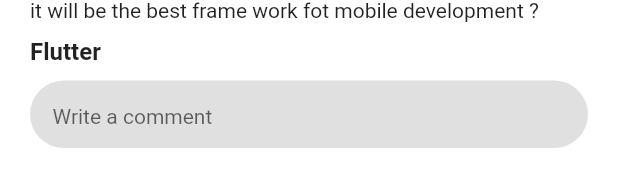
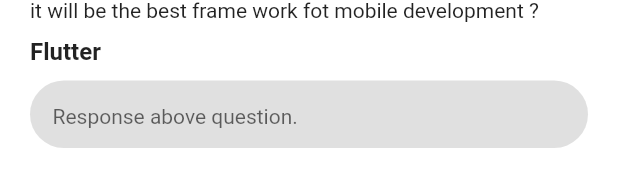
Before and after one commit to Jayden62/social, a Flutter app: the QuestionItem widget shown alone on an empty page, opened directly, on a phone screen of 412 x 824 dp. Shown: the part 161-348 px from the top of the screen. Run offline on Flutter 3.47's test engine with Material 2 defaults, Android fonts, the phone set to English and light mode, and no system bars; our stand-ins replace badges, bottom_navy_bar, carousel_slider, flutter_local_notifications, flutter_slidable, image_picker and 1 more; missing offline and left inert: configurable_expansion_tile, home_indicator; network calls fail.

Commit message:
Update code.

```diff
--- a/lsn/lib/base/screen/Screens.dart
+++ b/lsn/lib/base/screen/Screens.dart
@@ -11,6 +11,7 @@ import 'package:lsn/modules/parent/profile/EditProfileScreen.dart';
 import 'package:lsn/modules/parent/profile/NewFeatureScreen.dart';
 import 'package:lsn/modules/parent/profile/ProfileScreen.dart';
 import 'package:lsn/modules/parent/profile/ViewPostScreen.dart';
+import 'package:lsn/modules/parent/question/QuestionDetailScreen.dart';
 import 'package:lsn/modules/parent/question/QuestionScreen.dart';
 
 /// Factory pattern
@@ -33,8 +34,11 @@ class Screens {
   /// Feed screen
   static const String FEED = 'feed';
 
-  /// Tech news screen
+  /// Question screen
   static const String QUESTION = 'question';
+
+  /// Question detail screen
+  static const String QUESTION_DETAIL = 'question detail';
 
   /// Profile screen
   static const String PROFILE = 'profile';
@@ -79,6 +83,9 @@ class Screens {
       case QUESTION:
         state = QuestionScreen();
         break;
+      case QUESTION_DETAIL:
+        state = QuestionDetailScreen();
+        break;
       case VIEW_POST:
         state = ViewPostScreen();
         break;
--- a/lsn/lib/component/CommentComponent.dart
+++ b/lsn/lib/component/ResponseComponent.dart
@@ -1,19 +1,19 @@
 import 'package:flutter/material.dart';
 import 'package:lsn/base/style/BaseStyle.dart';
 
-class CommentComponent extends StatefulWidget {
+class ResponseComponent extends StatefulWidget {
   final TextEditingController textEditingController;
   final Function(String text) onChanged;
 
-  CommentComponent({this.textEditingController, this.onChanged});
+  ResponseComponent({this.textEditingController, this.onChanged});
 
   @override
   State<StatefulWidget> createState() {
-    return CommentComponentState();
+    return ResponseComponentState();
   }
 }
 
-class CommentComponentState extends State<CommentComponent> {
+class ResponseComponentState extends State<ResponseComponent> {
   @override
   Widget build(BuildContext context) {
     return Container(
@@ -27,7 +27,8 @@ class CommentComponentState extends State<CommentComponent> {
               style: TextStyle(fontSize: font14, color: blackColor),
               controller: widget.textEditingController,
               decoration: InputDecoration(
-                  border: InputBorder.none, hintText: 'Write a comment'),
+                  border: InputBorder.none,
+                  hintText: 'Response above question.'),
             )));
   }
 }
--- a/lsn/lib/items/QuestionItem.dart
+++ b/lsn/lib/items/QuestionItem.dart
@@ -1,7 +1,7 @@
 import 'package:flutter/material.dart';
 import 'package:lsn/base/item/BaseItem.dart';
 import 'package:lsn/base/style/BaseStyle.dart';
-import 'package:lsn/component/CommentComponent.dart';
+import 'package:lsn/component/ResponseComponent.dart';
 
 class QuestionItem extends BaseItem {
   final Function callback;
@@ -26,7 +26,7 @@ class QuestionItem extends BaseItem {
               _question(),
 
               /// Comment
-              CommentComponent(),
+              ResponseComponent(),
             ],
           ),
         ));
--- /dev/null
+++ b/lsn/lib/modules/parent/question/QuestionDetailScreen.dart
@@ -0,0 +1,21 @@
+import 'package:flutter/material.dart';
+import 'package:lsn/base/screen/BaseScreen.dart';
+import 'package:lsn/base/style/BaseStyle.dart';
+
+class QuestionDetailScreen extends BaseScreen {
+  @override
+  Widget onInitBody(BuildContext context) {
+    return Container();
+  }
+
+  @override
+  PreferredSize onInitAppBar(BuildContext context) {
+    /// Default appbar is transparent.
+    return PreferredSize(
+        preferredSize: Size.fromHeight(height0),
+        child: AppBar(
+          backgroundColor: appBarColor,
+          elevation: elevation0,
+        ));
+  }
+}
```
